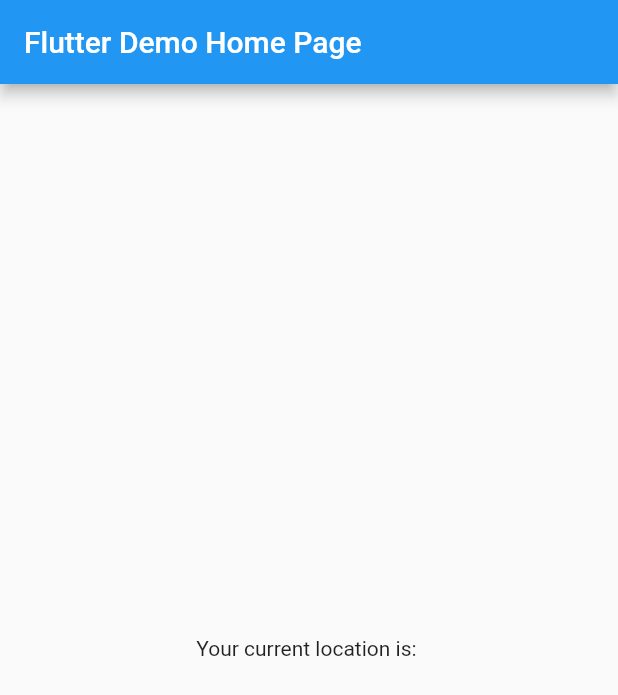
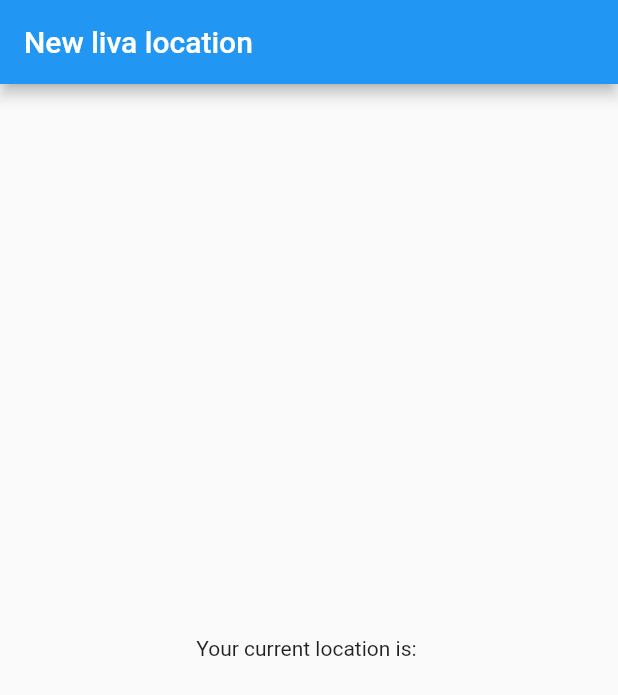
Before and after one commit to umeshnarayan/live-location, a Flutter app: the screen it shows after launch, on a phone screen of 412 x 824 dp. Shown: the top 695 px of the screen. Run offline on Flutter 3.47's test engine with Material 2 defaults, Android fonts, the phone set to English and light mode, and no system bars; our stand-ins replace geocoding, geolocator.

Commit message:
this is new

```diff
--- a/lib/main.dart
+++ b/lib/main.dart
@@ -27,7 +27,7 @@ class MyApp extends StatelessWidget {
         // is not restarted.
         primarySwatch: Colors.blue,
       ),
-      home: const MyHomePage(title: 'Flutter Demo Home Page'),
+      home: const MyHomePage(title: 'New liva location'),
     );
   }
 }
```
